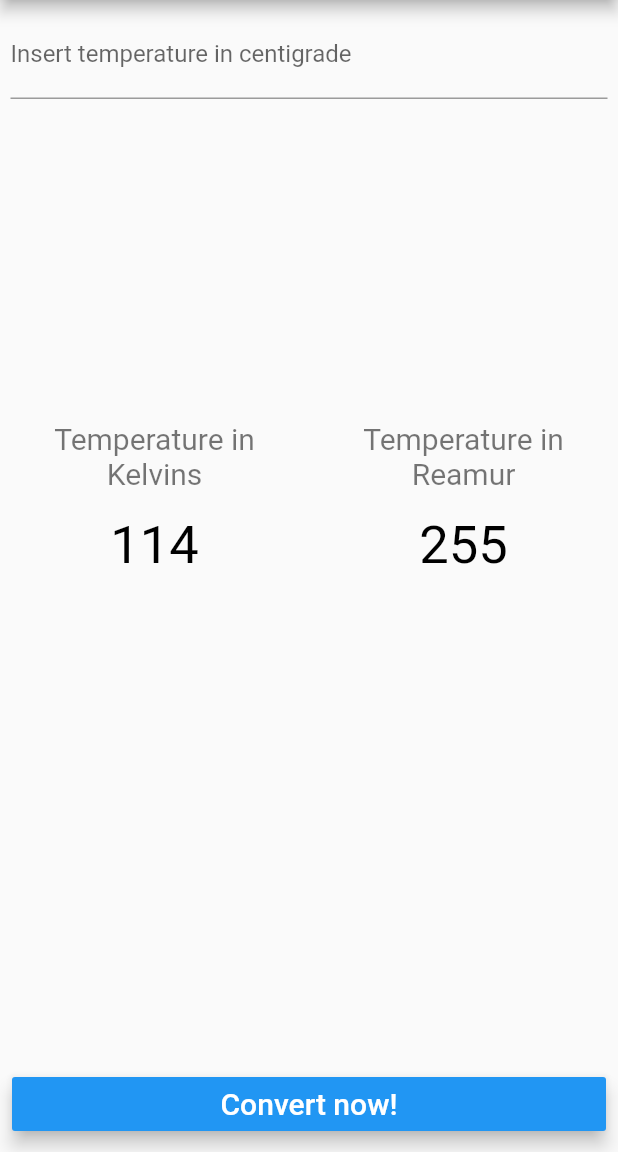
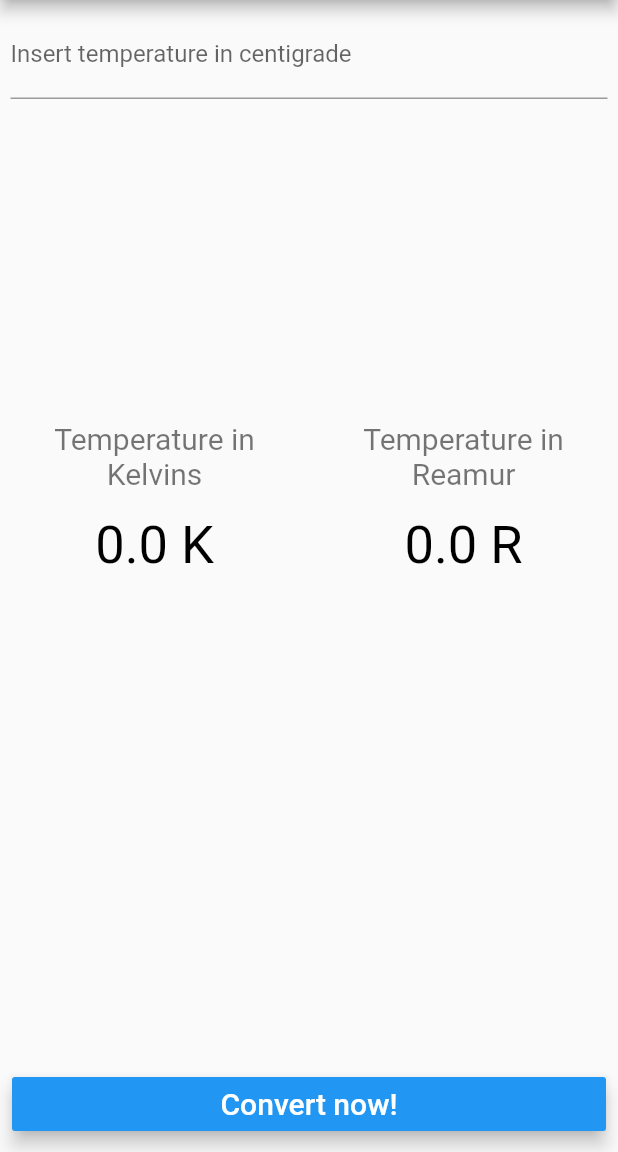
Before and after one commit to daffavcd/TemperatureConverter, a Flutter app: the screen it shows after launch, on a phone screen of 412 x 824 dp, the part 84-1236 px from its top. Run offline on Flutter 3.47's test engine with Material 2 defaults, Android fonts, the phone set to English and light mode, and no system bars.

Commit message:
buat set get text kelvin & reamur

```diff
--- a/lib/main.dart
+++ b/lib/main.dart
@@ -5,8 +5,25 @@ void main() {
   runApp(MyApp());
 }
 
-class MyApp extends StatelessWidget {
+class MyApp extends StatefulWidget {
   // This widget is the root of your application.
+  @override
+  _MyAppState createState() => _MyAppState();
+}
+
+class _MyAppState extends State<MyApp> {
+  final myController = TextEditingController();
+
+  double kelvin = 0;
+  double reamur = 0;
+
+  void hitung(double value) {
+    setState(() {
+      this.kelvin = value + 273.15;
+      this.reamur = (4 / 5) * value;
+    });
+  }
+
   @override
   Widget build(BuildContext context) {
     return MaterialApp(
@@ -23,8 +40,11 @@ class MyApp extends StatelessWidget {
         body: Container(
           child: Column(
             children: <Widget>[
+              Column(
+                children: [
                   Container(
                     child: TextField(
+                      controller: myController,
                       decoration: new InputDecoration(
                           labelText: "Insert temperature in centigrade"),
                       keyboardType: TextInputType.number,
@@ -33,6 +53,8 @@ class MyApp extends StatelessWidget {
                       ],
                     ),
                     padding: const EdgeInsets.all(7.0),
+                  ),
+                ],
               ),
               Expanded(
                 child: Row(
@@ -55,7 +77,7 @@ class MyApp extends StatelessWidget {
                                 Container(
                                   padding: const EdgeInsets.all(8.0),
                                   alignment: Alignment.center,
-                                  child: Text("114",
+                                  child: Text("$kelvin" + " K",
                                       style: TextStyle(
                                           fontSize: 35, color: Colors.black)),
                                 ),
@@ -83,7 +105,7 @@ class MyApp extends StatelessWidget {
                                 Container(
                                   padding: const EdgeInsets.all(8.0),
                                   alignment: Alignment.center,
-                                  child: Text("255",
+                                  child: Text("$reamur" + " R",
                                       style: TextStyle(
                                           fontSize: 35, color: Colors.black)),
                                 ),
@@ -101,7 +123,7 @@ class MyApp extends StatelessWidget {
                     child: Container(
                   padding: const EdgeInsets.all(8.0),
                   child: RaisedButton(
-                    onPressed: () {},
+                    onPressed: () => hitung(double.parse(myController.text)),
                     child: const Text('Convert now!',
                         style: TextStyle(fontSize: 20)),
                     color: Colors.blue,
```
Lines whose indentation alone changed are shown as unchanged.
